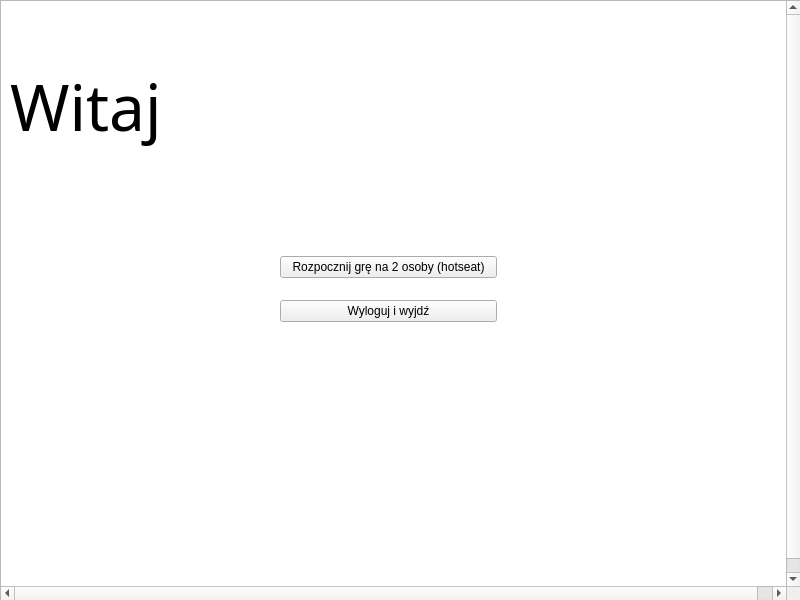
Qt form Warcaby/menu.ui (Agricolt/Warcaby) before a commit.
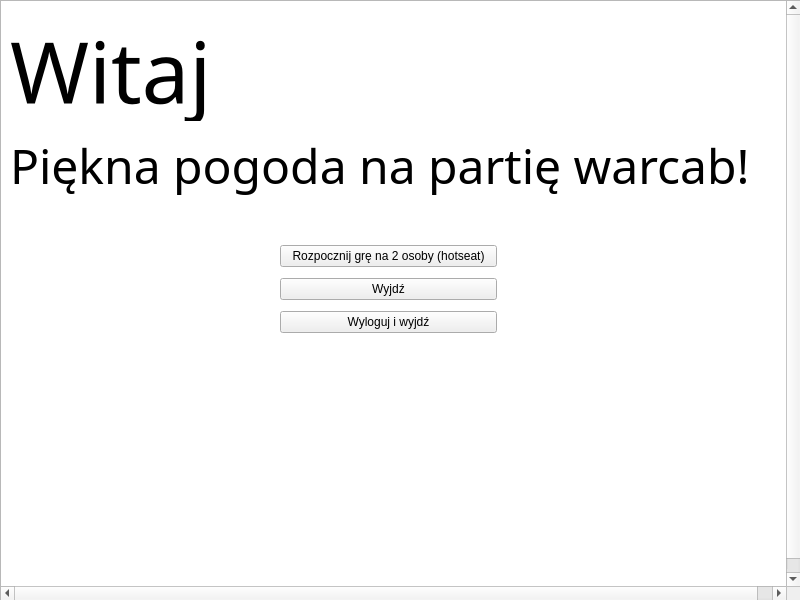
The same form after that commit.

Diff of the .ui file:
```diff
--- a/Warcaby/menu.ui
+++ b/Warcaby/menu.ui
@@ -11,7 +11,7 @@
    </rect>
   </property>
   <property name="windowTitle">
-   <string>Form</string>
+   <string>Warcaby - Menu główne</string>
   </property>
   <property name="autoFillBackground">
    <bool>true</bool>
@@ -22,13 +22,13 @@
      <x>10</x>
      <y>20</y>
      <width>751</width>
-     <height>171</height>
+     <height>101</height>
     </rect>
    </property>
    <property name="font">
     <font>
      <family>MV Boli</family>
-     <pointsize>48</pointsize>
+     <pointsize>64</pointsize>
     </font>
    </property>
    <property name="text">
@@ -52,6 +52,13 @@
       </property>
      </widget>
     </item>
+    <item>
+     <widget class="QPushButton" name="pushButton_ExitOnly">
+      <property name="text">
+       <string>Wyjdź</string>
+      </property>
+     </widget>
+    </item>
     <item>
      <widget class="QPushButton" name="pushButton_LogOutAndExit">
       <property name="text">
@@ -79,9 +86,29 @@
     </rectf>
    </property>
   </widget>
+  <widget class="QLabel" name="label">
+   <property name="geometry">
+    <rect>
+     <x>10</x>
+     <y>130</y>
+     <width>761</width>
+     <height>71</height>
+    </rect>
+   </property>
+   <property name="font">
+    <font>
+     <family>MV Boli</family>
+     <pointsize>36</pointsize>
+    </font>
+   </property>
+   <property name="text">
+    <string>Piękna pogoda na partię warcab!</string>
+   </property>
+  </widget>
   <zorder>graphicsView_background</zorder>
   <zorder>layoutWidget</zorder>
   <zorder>label_Welcome</zorder>
+  <zorder>label</zorder>
  </widget>
  <resources/>
  <connections/>
```
